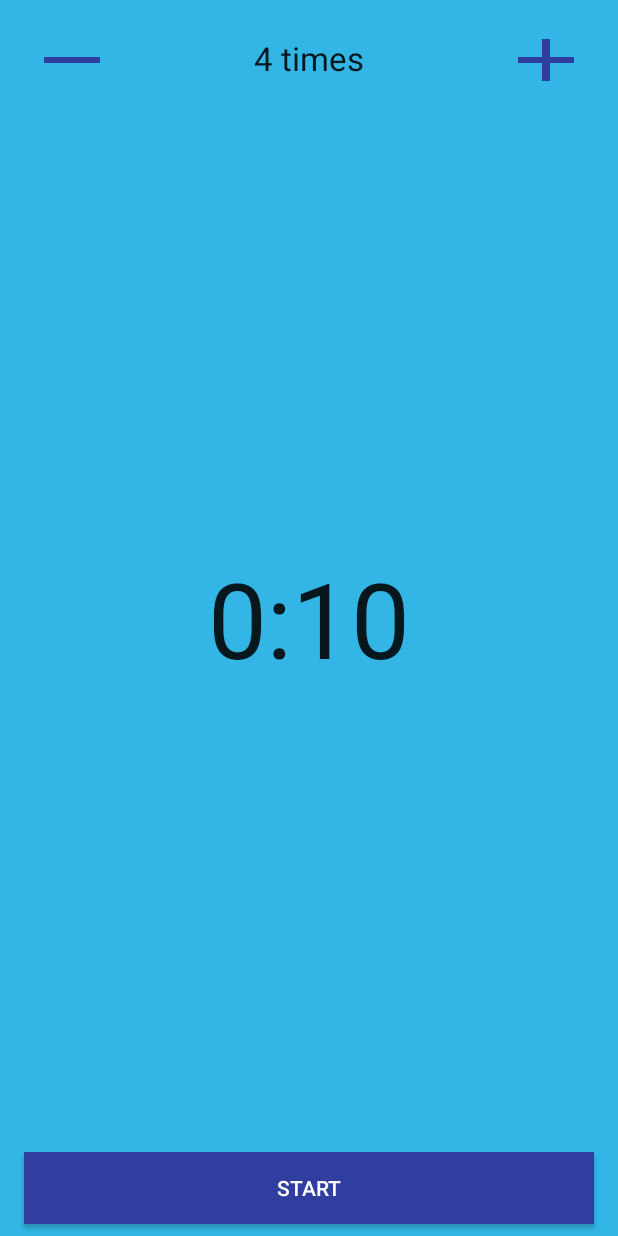
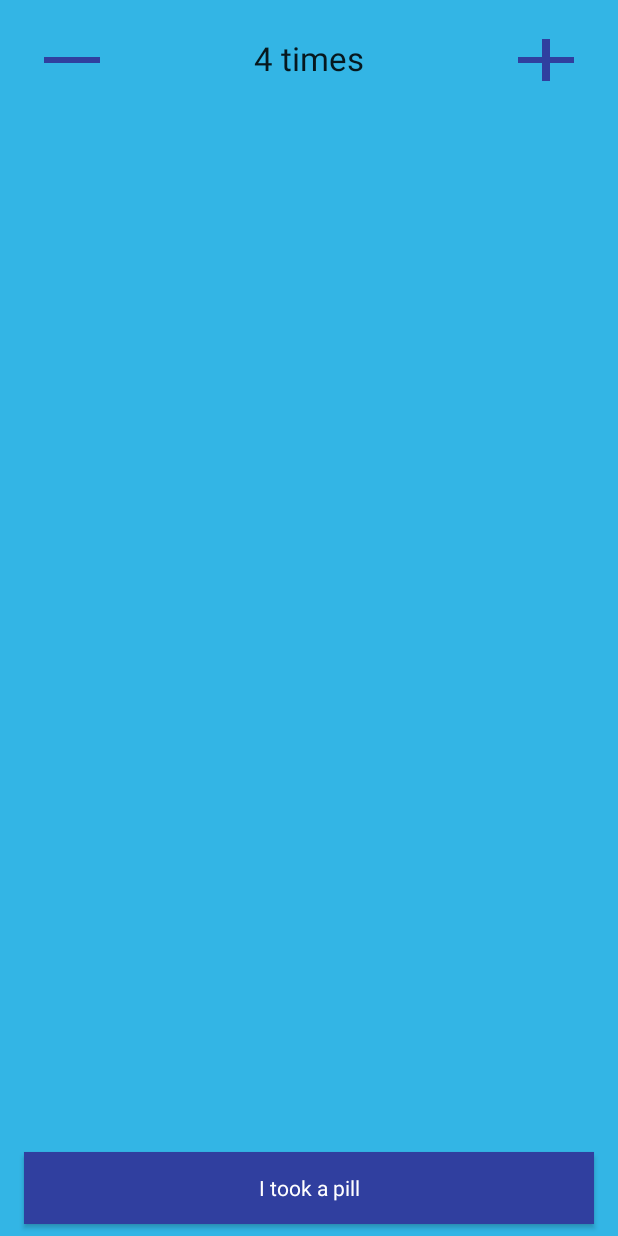
Before and after one commit to gouegd/mamas-pills, an Android app: the screen it shows after launch (TimerActivity), on a phone screen of 412 x 824 dp. Run offline under Robolectric (Android 15) with nearby library versions, the phone set to English and light mode, and no system bars.

Commit message:
:hammer: overhaul the UI, fix alarm and broadcast

```diff
--- a/app/src/main/java/pinkpukeko/mamaspills/TimerActivity.kt
+++ b/app/src/main/java/pinkpukeko/mamaspills/TimerActivity.kt
@@ -2,81 +2,126 @@ package pinkpukeko.mamaspills
 
 import android.app.AlarmManager
 import android.app.PendingIntent
+import android.content.BroadcastReceiver
 import android.content.Context
 import android.content.Intent
+import android.content.IntentFilter
 import android.os.Bundle
-import android.os.CountDownTimer
 import android.support.v7.app.AppCompatActivity
-import android.view.Menu
-import android.view.MenuItem
 import android.view.View
+import kotlinx.android.synthetic.main.activity_main.*
+import pinkpukeko.mamaspills.util.NotificationUtil
 import pinkpukeko.mamaspills.util.PrefUtil
-import kotlinx.android.synthetic.main.activity_main.*
-import kotlinx.android.synthetic.main.fragment_main.*
-import pinkpukeko.mamaspills.util.NotificationUtil
+import java.text.DateFormat
 import java.util.*
 
 class TimerActivity : AppCompatActivity() {
 
     companion object {
-        fun setAlarm(context: Context, nowSeconds: Long, secondsRemaining: Long): Long {
-            val wakeUpTime = (nowSeconds + secondsRemaining) * 1000
-            val alarmManager = context.getSystemService(Context.ALARM_SERVICE) as AlarmManager
-            val intent = Intent(context, TimerExpiredReceiver::class.java)
-            val pendingIntent = PendingIntent.getBroadcast(context, 0, intent, 0)
-            alarmManager.setExact(AlarmManager.RTC_WAKEUP, wakeUpTime, pendingIntent)
-            PrefUtil.setAlarmSetTime(nowSeconds, context)
-            // Also show in notifications
-            NotificationUtil.showTimerRunning(context, wakeUpTime)
-            return wakeUpTime
-        }
-
-        fun removeAlarm(context: Context) {
-            val intent = Intent(context, TimerExpiredReceiver::class.java)
-            val pendingIntent = PendingIntent.getBroadcast(context, 0, intent, 0)
-            val alarmManager = context.getSystemService(Context.ALARM_SERVICE) as AlarmManager
-            alarmManager.cancel(pendingIntent)
-            PrefUtil.setAlarmSetTime(0, context)
-        }
-
         val nowSeconds: Long
             get() = Calendar.getInstance().timeInMillis / 1000
+
+        const val PILLS_PER_DAY = 4
+        const val ALARM_ACTION = "pinkpukeko.mamaspills.ALARM"
+
     }
 
     enum class TimerState {
         Stopped, Running
     }
 
-    private lateinit var timer: CountDownTimer
+    val broadCastReceiver = object : BroadcastReceiver() {
+        override fun onReceive(context: Context, intent: Intent) {
+
+            NotificationUtil.showTimerExpired(context)
+
+            timerState = TimerState.Stopped
+            rerender()
+
+//            when (intent?.action) {
+//                BROADCAST_DEFAULT_ALBUM_CHANGED -> handleAlbumChanged()
+//                BROADCAST_CHANGE_TYPE_CHANGED -> handleChangeTypeChanged()
+//            }
+        }
+    }
+
     private var timerLengthSeconds: Long = 10
     private var timerState = TimerState.Stopped
+    // list of POSIX second when a pill was taken
+    private var pillsTaken: MutableList<Long> = mutableListOf()
 
     private var secondsRemaining: Long = 10
 
     override fun onCreate(savedInstanceState: Bundle?) {
         super.onCreate(savedInstanceState)
+
         setContentView(R.layout.activity_main)
 //        setSupportActionBar(toolbar)
         supportActionBar?.setIcon(R.drawable.ic_timer)
         supportActionBar?.title = "      Mama's pills reminder"
 
+        // recovering the instance state
+//              timerState = TimerState.valueOf(savedInstanceState.getString(timerStateKey))
+        pillsTaken = PrefUtil.getPillsTaken(this).toMutableList()
 
-        start.setOnClickListener { _ ->
-            PrefUtil.setRemainingCount(PrefUtil.getTotalAlarmCount(), this)
-            startTimer()
-            setAlarm(this, nowSeconds, secondsRemaining)
+        rerender()
+
+        buttonPillTaken.setOnClickListener { _ ->
+            // record pill
+            pillsTaken.add(TimerActivity.nowSeconds)
+            // TODO supercharge add method to always do this?
+            PrefUtil.setPillsTaken(pillsTaken, this)
+            // start timer
+            setAlarm(this, secondsRemaining)
+            // change UI
+            rerender()
         }
 
-//        fab_stop.setOnClickListener { _ ->
-//            timer.cancel()
-//            onTimerFinished()
+        buttonEarlyPill.setOnClickListener { _ ->
+            // record pill
+            pillsTaken.add(TimerActivity.nowSeconds)
+            // TODO supercharge add method to always do this?
+            PrefUtil.setPillsTaken(pillsTaken, this)
+            // stop ongoing timer
+            removeAlarm(this)
+            if (pillsTaken.size < PILLS_PER_DAY) {
+                // start new timer for next alarm
+                setAlarm(this, secondsRemaining)
+            }
+            // change UI
+            rerender()
+        }
+
+        buttonPillClear.setOnClickListener { _ ->
+            // record pill
+            pillsTaken.clear()
+            // TODO supercharge add method to always do this?
+            PrefUtil.setPillsTaken(pillsTaken, this)
+            // stop ongoing timer
+            removeAlarm(this)
+            // change UI
+            rerender()
+        }
+
+        val filter = IntentFilter()
+        filter.addAction(ALARM_ACTION)
+        registerReceiver(broadCastReceiver, filter)
+    }
+
+//    override fun onSaveInstanceState(outState: Bundle?, outPersistentState: PersistableBundle?) {
+//        super.onSaveInstanceState(outState, outPersistentState)
+//
+//        outState?.run {
+//            putString(timerStateKey, timerState.toString())
+//            putLongArray(pillsTakenKey, pillsTaken.toLongArray())
 //        }
-    }
+//
+//    }
 
     override fun onResume() {
         super.onResume()
 
-        initTimer()
+//        initTimer()
 
         removeAlarm(this)
         NotificationUtil.hideTimerNotification(this)
@@ -85,116 +130,134 @@ class TimerActivity : AppCompatActivity() {
     override fun onPause() {
         super.onPause()
 
-        if (timerState == TimerState.Running) {
-            timer.cancel()
-        }
-
         PrefUtil.setPreviousTimerLengthSeconds(timerLengthSeconds, this)
         PrefUtil.setSecondsRemaining(secondsRemaining, this)
-        PrefUtil.setTimerState(timerState, this)
+//        PrefUtil.setTimerState(timerState, this)
     }
 
-    private fun initTimer() {
-        timerState = PrefUtil.getTimerState(this)
-
-        //we don't want to change the length of the timer which is already running
-        //if the length was changed in settings while it was backgrounded
-        if (timerState == TimerState.Stopped)
-            setNewTimerLength()
-        else
-            setPreviousTimerLength()
-
-        secondsRemaining = if (timerState == TimerState.Running)
-            PrefUtil.getSecondsRemaining(this)
-        else
-            timerLengthSeconds
-
-        val alarmSetTime = PrefUtil.getAlarmSetTime(this)
-        if (alarmSetTime > 0)
-            secondsRemaining -= nowSeconds - alarmSetTime
-
-        if (secondsRemaining <= 0)
-            onTimerFinished()
-        else if (timerState == TimerState.Running)
-            startTimer()
-
-        updateButtons()
-        updateCountdownUI()
+    fun setAlarm(context: Context, secondsRemaining: Long): Long {
+        timerState = TimerState.Running
+        val wakeUpTime = (nowSeconds + secondsRemaining) * 1000
+        val intent = Intent(ALARM_ACTION)
+        val pendingIntent = PendingIntent.getBroadcast(context, 0, intent, PendingIntent.FLAG_CANCEL_CURRENT)
+        val alarmManager = context.getSystemService(Context.ALARM_SERVICE) as AlarmManager
+        alarmManager.setAlarmClock(AlarmManager.AlarmClockInfo(wakeUpTime, pendingIntent), pendingIntent)
+        PrefUtil.setAlarmSetTime(nowSeconds, context)
+        // Also show in notifications
+        NotificationUtil.showTimerRunning(context, wakeUpTime)
+        return wakeUpTime
     }
 
-    // The visual timer has expired
-    private fun onTimerFinished() {
+    fun removeAlarm(context: Context) {
         timerState = TimerState.Stopped
-
-        //set the length of the timer to be the one set in SettingsActivity
-        //if the length was changed when the timer was running
-        setNewTimerLength()
-
-        PrefUtil.setSecondsRemaining(timerLengthSeconds, this)
-        secondsRemaining = timerLengthSeconds
-
-        updateButtons()
-        updateCountdownUI()
+        val intent = Intent(ALARM_ACTION)
+        val pendingIntent = PendingIntent.getBroadcast(context, 0, intent, PendingIntent.FLAG_CANCEL_CURRENT)
+        val alarmManager = context.getSystemService(Context.ALARM_SERVICE) as AlarmManager
+        alarmManager.cancel(pendingIntent)
+        PrefUtil.setAlarmSetTime(0, context)
     }
 
-    private fun startTimer() {
-        timerState = TimerState.Running
-        updateButtons()
-
-        timer = object : CountDownTimer(secondsRemaining * 1000, 100) {
-            override fun onFinish() = onTimerFinished()
-
-            override fun onTick(millisUntilFinished: Long) {
-                secondsRemaining = millisUntilFinished / 1000
-                updateCountdownUI()
-            }
-        }.start()
-    }
-
-    private fun setNewTimerLength() {
-        timerLengthSeconds = PrefUtil.getTimerLength(this)
-    }
-
-    private fun setPreviousTimerLength() {
-        timerLengthSeconds = PrefUtil.getPreviousTimerLengthSeconds(this)
-    }
-
-    private fun updateCountdownUI() {
-        val minutesUntilFinished = secondsRemaining / 60
-        val secondsInMinuteUntilFinished = secondsRemaining - minutesUntilFinished * 60
-        val secondsStr = secondsInMinuteUntilFinished.toString()
-        textView_countdown.text = String.format("%d:%s", minutesUntilFinished, secondsStr.padStart(2, '0'))
-    }
-
-    private fun updateButtons() {
-        when (timerState) {
-            TimerState.Running -> {
-                start.visibility = View.INVISIBLE
-                buttonMinus.isEnabled = false
-                buttonPlus.isEnabled = false
-            }
-            TimerState.Stopped -> {
-                start.visibility = View.VISIBLE
-                buttonMinus.isEnabled = true
-                buttonPlus.isEnabled = true
-            }
+    fun rerender() {
+        // 1. show recap of pills taken so far
+        renderPillsTaken(pillsTaken)
+        // 2.a alarm ongoing ? show 'take early'
+        if (timerState == TimerState.Running) {
+            buttonEarlyPill.visibility = View.VISIBLE
+            buttonPillTaken.visibility = View.INVISIBLE
+            buttonPillClear.visibility = View.INVISIBLE
+        }
+        // 2.b or enough pills taken ? show 'clear'
+        else if(pillsTaken.size >= PILLS_PER_DAY) {
+            buttonEarlyPill.visibility = View.INVISIBLE
+            buttonPillTaken.visibility = View.INVISIBLE
+            buttonPillClear.visibility = View.VISIBLE
+        }
+        // 2.c otherwise show 'take Nth pill'
+        else {
+            buttonEarlyPill.visibility = View.INVISIBLE
+            buttonPillTaken.visibility = View.VISIBLE
+            buttonPillClear.visibility = View.INVISIBLE
         }
     }
 
-
-    override fun onCreateOptionsMenu(menu: Menu): Boolean {
-        // Inflate the menu; this adds items to the action bar if it is present.
-        menuInflater.inflate(R.menu.menu_main, menu)
-        return true
+    private fun renderPillsTaken(pillsTaken: List<Long>) {
+        val allTimes = pillsTaken.mapIndexed { ix, time ->
+            resources.getString(
+                R.string.pillTakenTime,
+                ix + 1,
+                DateFormat.getDateTimeInstance(DateFormat.MEDIUM, DateFormat.SHORT).format(Date(time * 1000))
+            )
+        }
+        pillsTakenTextArea.text = allTimes.joinToString("\n")
     }
 
-    override fun onOptionsItemSelected(item: MenuItem): Boolean {
-        // Handle action bar item clicks here. The action bar will
-        // automatically handle clicks on the Home/Up button, so long
-        // as you specify a parent activity in AndroidManifest.xml.
-        return when (item.itemId) {
-            R.id.action_settings -> true
-            else -> super.onOptionsItemSelected(item)
-        }
-    }
+//    private fun initTimer() {
+//        timerState = PrefUtil.getTimerState(this)
+//
+//        secondsRemaining = if (timerState == TimerState.Running)
+//            PrefUtil.getSecondsRemaining(this)
+//        else
+//            timerLengthSeconds
+//
+//        val alarmSetTime = PrefUtil.getAlarmSetTime(this)
+//        if (alarmSetTime > 0)
+//            secondsRemaining -= nowSeconds - alarmSetTime
+//
+////        updateButtons()
+////        updateCountdownUI()
+//    }
+
+//    // The visual timer has expired
+//    private fun onTimerFinished() {
+//        timerState = TimerState.Stopped
+//
+//        //set the length of the timer to be the one set in SettingsActivity
+//        //if the length was changed when the timer was running
+//        setNewTimerLength()
+//
+//        PrefUtil.setSecondsRemaining(timerLengthSeconds, this)
+//        secondsRemaining = timerLengthSeconds
+//
+//        updateButtons()
+//        updateCountdownUI()
+//    }
+
+//    private fun updateCountdownUI() {
+//        val minutesUntilFinished = secondsRemaining / 60
+//        val secondsInMinuteUntilFinished = secondsRemaining - minutesUntilFinished * 60
+//        val secondsStr = secondsInMinuteUntilFinished.toString()
+//        textView_countdown.text = String.format("%d:%s", minutesUntilFinished, secondsStr.padStart(2, '0'))
+//    }
+
+//    private fun updateButtons() {
+//        when (timerState) {
+//            TimerState.Running -> {
+//                start.visibility = View.INVISIBLE
+//                buttonMinus.isEnabled = false
+//                buttonPlus.isEnabled = false
+//            }
+//            TimerState.Stopped -> {
+//                start.visibility = View.VISIBLE
+//                buttonMinus.isEnabled = true
+//                buttonPlus.isEnabled = true
+//            }
+//        }
+//    }
+
+
+//    override fun onCreateOptionsMenu(menu: Menu): Boolean {
+//        // Inflate the menu; this adds items to the action bar if it is present.
+//        menuInflater.inflate(R.menu.menu_main, menu)
+//        return true
+//    }
+//
+//    override fun onOptionsItemSelected(item: MenuItem): Boolean {
+//        // Handle action bar item clicks here. The action bar will
+//        // automatically handle clicks on the Home/Up button, so long
+//        // as you specify a parent activity in AndroidManifest.xml.
+//        return when (item.itemId) {
+//            R.id.action_settings -> true
+//            else -> super.onOptionsItemSelected(item)
+//        }
+//    }
 }
--- a/app/src/main/java/pinkpukeko/mamaspills/util/PrefUtil.kt
+++ b/app/src/main/java/pinkpukeko/mamaspills/util/PrefUtil.kt
@@ -26,6 +26,22 @@ class PrefUtil {
         fun setPreviousTimerLengthSeconds(seconds: Long, context: Context){
             val editor = PreferenceManager.getDefaultSharedPreferences(context).edit()
             editor.putLong(PREVIOUS_TIMER_LENGTH_SECONDS_ID, seconds)
+            editor.apply()
+        }
+
+        private const val PILLSTAKEN_STATE_ID = "pinkpukeko.mamaspills.pills_taken"
+
+        fun getPillsTaken(context: Context): List<Long> {
+            val preferences = PreferenceManager.getDefaultSharedPreferences(context)
+            val pills = preferences.getString(PILLSTAKEN_STATE_ID, "")
+            val oneDayAgo = TimerActivity.nowSeconds - 24 * 60 * 60
+            // keep only events of less than a day ago
+            return pills.split(",").filter{ t -> t.isNotBlank() }.map { t -> t.toLong() }.filter{ t -> t > oneDayAgo }
+        }
+
+        fun setPillsTaken(pillsTaken: MutableList<Long>, context: Context) {
+            val editor = PreferenceManager.getDefaultSharedPreferences(context).edit()
+            editor.putString(PILLSTAKEN_STATE_ID, pillsTaken.joinToString(","))
             editor.apply()
         }
 
--- a/app/src/main/res/layout/activity_main.xml
+++ b/app/src/main/res/layout/activity_main.xml
@@ -26,8 +26,16 @@
         android:layout_width="match_parent"
         android:layout_height="match_parent" />
 
+    <!--<fragment-->
+        <!--android:id="@+id/fragment_ongoing"-->
+        <!--android:name="pinkpukeko.mamaspills.OngoingFragment"-->
+        <!--android:layout_width="wrap_content"-->
+        <!--android:layout_height="wrap_content"-->
+        <!--app:layout_anchor="@id/fragment_main"-->
+        <!--app:layout_anchorGravity="bottom|center_horizontal" />-->
+
     <Button
-        android:id="@+id/start"
+        android:id="@+id/buttonPillTaken"
         style="@android:style/Widget.Material.Button"
         android:layout_width="match_parent"
         android:layout_height="wrap_content"
@@ -35,11 +43,55 @@
         android:layout_marginEnd="16dp"
         android:layout_marginStart="16dp"
         android:background="@color/colorPrimaryDark"
-        android:checked="false"
-        android:text="@string/start"
-        android:textAppearance="@style/TextAppearance.AppCompat.Widget.Button.Colored"
-        app:layout_anchor="@+id/fragment_main"
-        app:layout_anchorGravity="bottom"
-        app:srcCompat="@drawable/ic_play" />
+        android:text="@string/pillTaken"
+        android:textAppearance="@android:style/TextAppearance.Material.Inverse"
+        app:layout_anchor="@id/fragment_main"
+        app:layout_anchorGravity="bottom|center_horizontal" />
+
+    <Button
+        android:id="@+id/buttonEarlyPill"
+        style="@android:style/Widget.Material.Button"
+        android:layout_width="wrap_content"
+        android:layout_height="wrap_content"
+        android:layout_marginBottom="8dp"
+        android:layout_marginEnd="16dp"
+        android:layout_marginStart="16dp"
+        android:background="@color/colorAccent"
+        android:paddingLeft="@dimen/fab_margin"
+        android:paddingRight="@dimen/fab_margin"
+        android:text="@string/earlyPill"
+        android:textAppearance="@android:style/TextAppearance.Material.Inverse"
+        app:layout_anchor="@id/fragment_main"
+        app:layout_anchorGravity="bottom|center_horizontal" />
+
+    <Button
+        android:id="@+id/buttonPillClear"
+        style="@android:style/Widget.Material.Button"
+        android:layout_width="wrap_content"
+        android:layout_height="wrap_content"
+        android:layout_marginBottom="8dp"
+        android:layout_marginEnd="16dp"
+        android:layout_marginStart="16dp"
+        android:background="@android:color/holo_red_light"
+        android:paddingLeft="@dimen/fab_margin"
+        android:paddingRight="@dimen/fab_margin"
+        android:text="@string/clear"
+        android:textAppearance="@android:style/TextAppearance.Material.Inverse"
+        app:layout_anchor="@id/fragment_main"
+        app:layout_anchorGravity="bottom|center_horizontal" />
+
+    <TextView
+        android:id="@+id/pillsTakenTextArea"
+        android:layout_width="wrap_content"
+        android:layout_height="wrap_content"
+        android:layout_marginBottom="16dp"
+        android:layout_marginEnd="16dp"
+        android:layout_marginStart="16dp"
+        android:layout_marginTop="16dp"
+        android:paddingBottom="32dp"
+        android:text="TextView"
+        app:layout_anchor="@id/fragment_main"
+        app:layout_anchorGravity="center" />
+
 
 </android.support.design.widget.CoordinatorLayout>
--- a/app/src/main/res/layout/fragment_main.xml
+++ b/app/src/main/res/layout/fragment_main.xml
@@ -45,16 +45,4 @@
         app:layout_constraintStart_toEndOf="@+id/buttonMinus"
         app:layout_constraintTop_toTopOf="parent" />
 
-    <TextView
-        android:id="@+id/textView_countdown"
-        android:layout_width="wrap_content"
-        android:layout_height="wrap_content"
-        android:textAppearance="@style/Base.TextAppearance.AppCompat.Large"
-        android:textSize="70sp"
-        app:layout_constraintBottom_toBottomOf="parent"
-        app:layout_constraintLeft_toLeftOf="parent"
-        app:layout_constraintRight_toRightOf="parent"
-        app:layout_constraintTop_toTopOf="parent"
-        tools:text="10:10" />
-
 </android.support.constraint.ConstraintLayout>
--- a/app/src/main/res/values/strings.xml
+++ b/app/src/main/res/values/strings.xml
@@ -3,6 +3,10 @@
     <string name="action_settings">Settings</string>
     <string name="stop">Stop</string>
     <string name="start">Start</string>
+    <string name="pillTaken">I took a pill</string>
+    <string name="earlyPill">I took a pill early</string>
+    <string name="clear">Clear</string>
+    <string name="pillTakenTime">Pill %d taken at %s</string>
     <plurals name="numberOfTimesRemaining">
         <item quantity="one">%d time</item>
         <item quantity="other">%d times</item>
```
Also changed, not shown: app/src/main/AndroidManifest.xml (+4 -4 lines), app/src/main/java/pinkpukeko/mamaspills/TimerExpiredReceiver.kt (+11 -9 lines).
